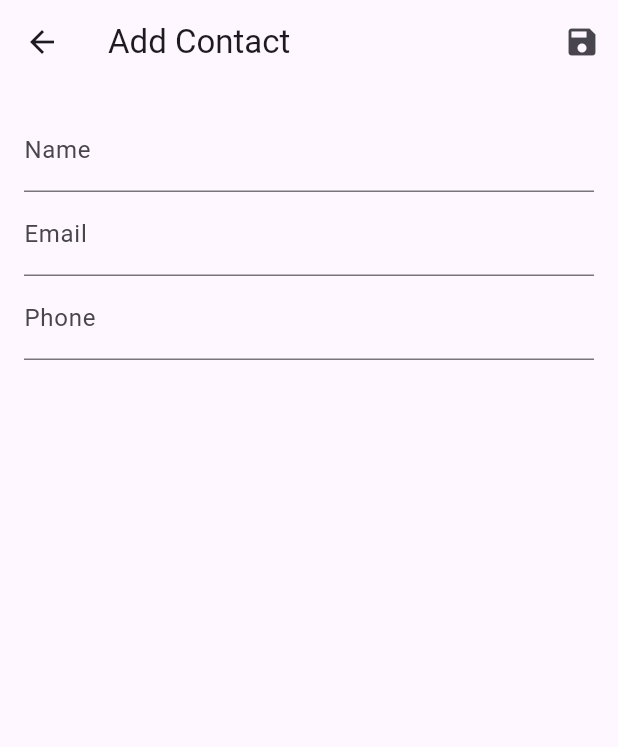
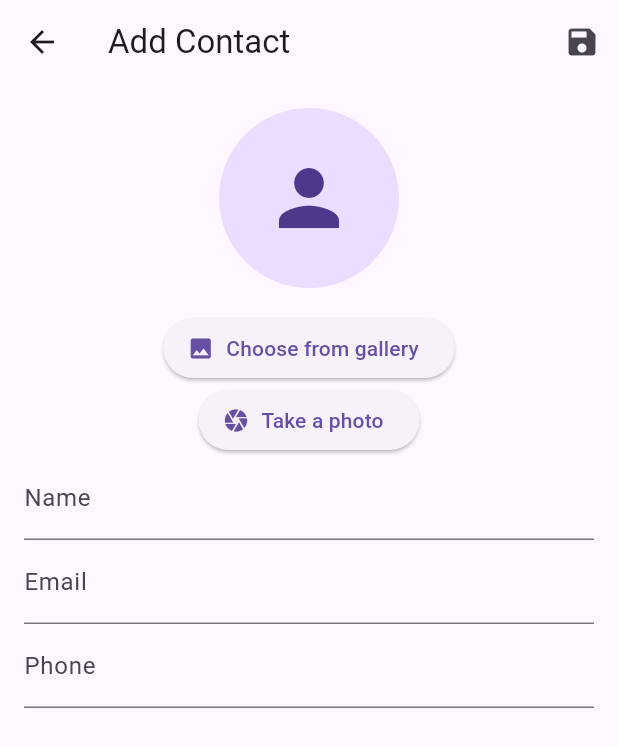
Before and after one commit to BernardoArede/ContactsApp-Flutter, a Flutter app: the addContactScreen screen opened directly, on a phone screen of 412 x 824 dp. Shown: the top 747 px of the screen. Run offline on Flutter 3.47's test engine with Material 3 defaults, Android fonts, the phone set to English and light mode, and no system bars; our stand-ins replace image_picker.

Commit message:
AddContactScreen(Add photo)

```diff
--- a/lib/screens/addContactScreen.dart
+++ b/lib/screens/addContactScreen.dart
@@ -1,7 +1,10 @@
+
+import 'dart:io';
 
 import 'package:flutter/cupertino.dart';
 import 'package:flutter/material.dart';
 import 'package:flutter_contacts/models/contact.dart';
+import 'package:image_picker/image_picker.dart';
 
 class addContactScreen extends StatefulWidget{
 
@@ -16,6 +19,8 @@ class _addContactScreen extends State<addContactScreen>{
   late TextEditingController newName;
   late TextEditingController newEmail;
   late TextEditingController newPhone;
+  File? _selectedImage;
+  final ImagePicker _picker = ImagePicker();
 
   @override
   void initState(){
@@ -23,6 +28,15 @@ class _addContactScreen extends State<addContactScreen>{
     newName = TextEditingController();
     newEmail = TextEditingController();
     newPhone = TextEditingController();
+  }
+
+  Future<void> _pickImage(ImageSource source) async {
+    final XFile? pickedFile = await _picker.pickImage(source: source);
+    if (pickedFile != null){
+      setState(() {
+        _selectedImage = File(pickedFile.path);
+      });
+    }
   }
 
   @override
@@ -37,7 +51,8 @@ class _addContactScreen extends State<addContactScreen>{
               final newContact = Contact(
                   name: newName.text,
                   email: newEmail.text,
-                  phone: newPhone.text
+                  phone: newPhone.text,
+                  imagePath: _selectedImage?.path
               );
               Navigator.pop(context, newContact);
             },
@@ -48,6 +63,31 @@ class _addContactScreen extends State<addContactScreen>{
         padding: const EdgeInsets.all(16.0),
         child: Column(
           children: [
+            if(_selectedImage != null)
+              CircleAvatar(
+                radius: 60,
+                backgroundImage: FileImage(_selectedImage!),
+              )
+            else
+              const CircleAvatar(
+                radius: 60,
+                child: Icon(Icons.person, size: 60),
+              ),
+            const SizedBox(height: 16,),
+            ElevatedButton.icon(
+              onPressed: () {
+                _pickImage(ImageSource.gallery);
+              },
+              icon: const Icon(Icons.photo),
+              label: const Text("Choose from gallery"),
+            ),
+            ElevatedButton.icon(
+                onPressed: () {
+                  _pickImage(ImageSource.camera);
+                },
+                icon: const Icon(Icons.camera),
+                label: const Text("Take a photo"),
+            ),
             TextField(
               controller: newName,
               decoration: const InputDecoration(labelText: 'Name'),
--- a/pubspec.yaml
+++ b/pubspec.yaml
@@ -30,6 +30,7 @@ environment:
 dependencies:
   flutter:
     sdk: flutter
+  image_picker: ^0.8.7
 
   # The following adds the Cupertino Icons font to your application.
   # Use with the CupertinoIcons class for iOS style icons.
```
Also changed, not shown: pubspec.lock, 2 other files.
